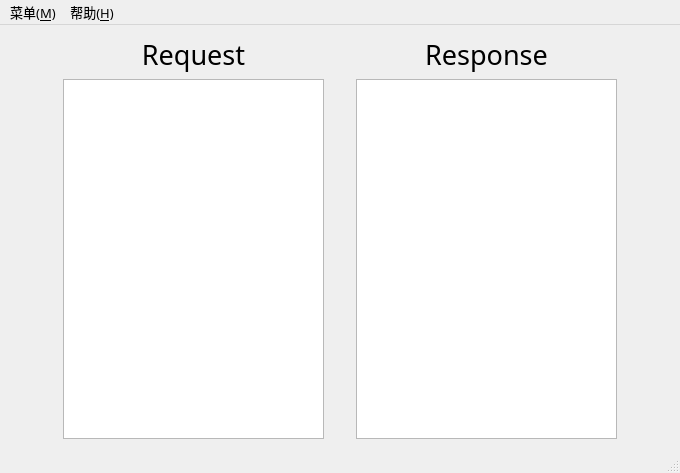
drcege/WD, file WD_version3/WD_Server/mainwindow.ui: the form before one commit.
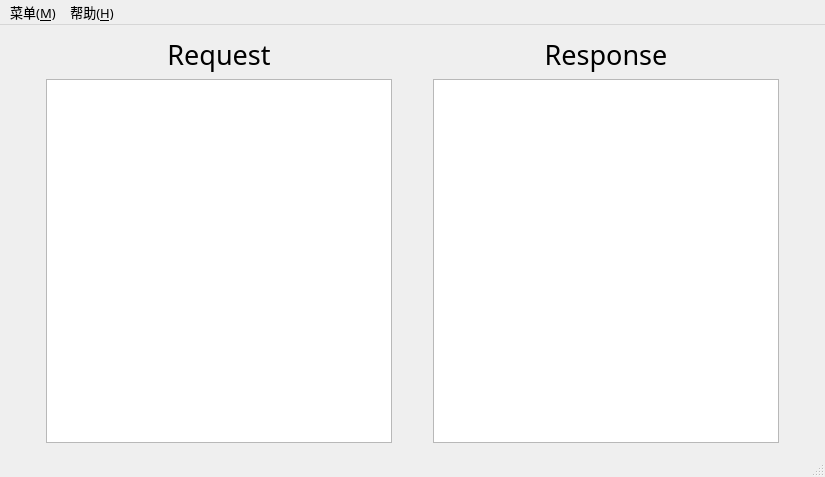
The form after the commit. Icons and pictures are not drawn.

The edit to the form file:
```diff
--- a/WD_version3/WD_Server/mainwindow.ui
+++ b/WD_version3/WD_Server/mainwindow.ui
@@ -6,8 +6,8 @@
    <rect>
     <x>0</x>
     <y>0</y>
-    <width>680</width>
-    <height>473</height>
+    <width>825</width>
+    <height>477</height>
    </rect>
   </property>
   <property name="sizePolicy">
@@ -45,7 +45,7 @@
      <height>378</height>
     </size>
    </property>
-   <layout class="QGridLayout" name="gridLayout" columnstretch="2,10,1,10,2">
+   <layout class="QGridLayout" name="gridLayout" columnstretch="1,10,1,10,1">
     <item row="0" column="2">
      <spacer name="horizontalSpacer">
       <property name="orientation">
@@ -90,15 +90,13 @@
        </widget>
       </item>
       <item>
-       <widget class="QTreeWidget" name="treeWidget_response">
-        <attribute name="headerVisible">
-         <bool>false</bool>
-        </attribute>
-        <column>
-         <property name="text">
-          <string notr="true">1</string>
-         </property>
-        </column>
+       <widget class="QListWidget" name="listWidget_response">
+        <property name="font">
+         <font>
+          <family>微软雅黑</family>
+          <pointsize>11</pointsize>
+         </font>
+        </property>
        </widget>
       </item>
      </layout>
@@ -121,15 +119,13 @@
        </widget>
       </item>
       <item>
-       <widget class="QTreeWidget" name="treeWidget_request">
-        <attribute name="headerVisible">
-         <bool>false</bool>
-        </attribute>
-        <column>
-         <property name="text">
-          <string notr="true">1</string>
-         </property>
-        </column>
+       <widget class="QListWidget" name="listWidget_request">
+        <property name="font">
+         <font>
+          <family>微软雅黑</family>
+          <pointsize>11</pointsize>
+         </font>
+        </property>
        </widget>
       </item>
      </layout>
@@ -154,7 +150,7 @@
     <rect>
      <x>0</x>
      <y>0</y>
-     <width>680</width>
+     <width>825</width>
      <height>23</height>
     </rect>
    </property>
```
